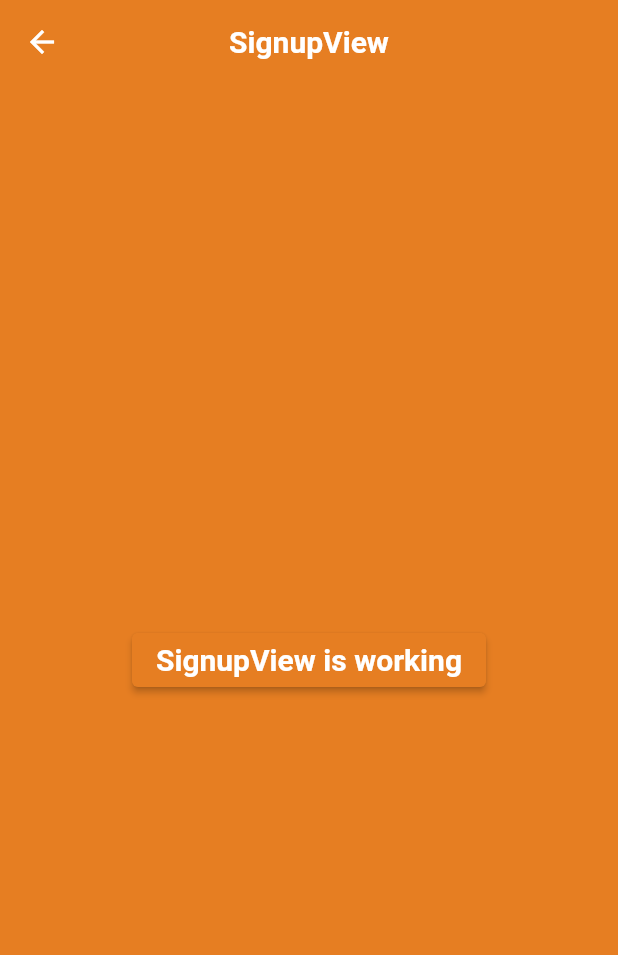
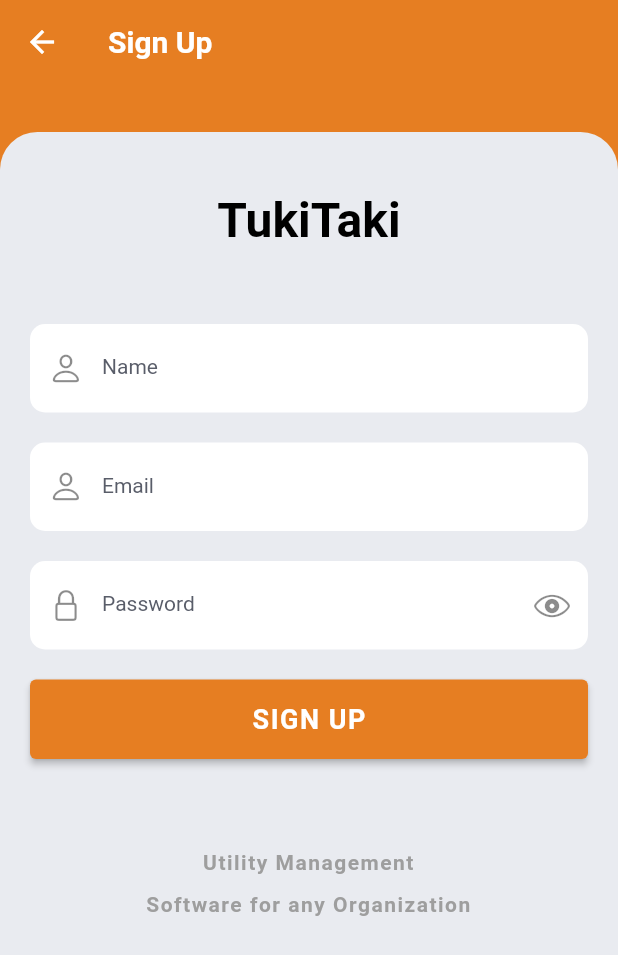
Before and after one commit to devnizamuddin/tukitaki_flutter, a Flutter app: the SignupView screen opened by its route, on a phone screen of 412 x 824 dp. Shown: the top 955 px of the screen. Run offline on Flutter 3.47's test engine with Material 2 defaults, Android fonts, the phone set to English and light mode, and no system bars; our stand-ins replace cloud_firestore, dio, firebase_auth, firebase_core, flutter_easyloading, get and 2 more; accounts and stored records are empty.

Commit message:
signup successful

```diff
--- a/lib/app/modules/signup/controllers/signup_controller.dart
+++ b/lib/app/modules/signup/controllers/signup_controller.dart
@@ -1,21 +1,118 @@
+import 'package:firebase_auth/firebase_auth.dart';
+import 'package:flutter/material.dart';
+import 'package:flutter_easyloading/flutter_easyloading.dart';
 import 'package:get/get.dart';
+import 'package:get_storage/get_storage.dart';
+import '../../../config/app_getstorages.dart';
+import '../../../config/firestore_ref.dart';
+import '../../../routes/app_pages.dart';
+import '../../../utils/helper.dart';
 import '../../../utils/snackbar.dart';
+import '../../home/views/home_view.dart';
+import '../models/user.dart';
 
 class SignupController extends GetxController {
-  // @override
-  // void onInit() {
-  //   super.onInit();
-  // }
+  final GlobalKey<FormState> formKey = GlobalKey();
+  late TextEditingController nameController;
+  late TextEditingController emailController;
+  late TextEditingController passwordController;
 
-  // @override
-  // void onReady() {
-  //   super.onReady();
-  // }
+  late FocusNode nameFnode;
+  late FocusNode emailFnode;
+  late FocusNode passFnode;
 
-  showtoast() {
-    successSnack('successful');
+  RxBool obscurePassField = true.obs;
+  final _box = GetStorage();
+  final FirebaseAuth _auth = FirebaseAuth.instance;
+
+  Future<void> login() async {
+    nameFnode.unfocus();
+    emailFnode.unfocus();
+    passFnode.unfocus();
+    if (formKey.currentState!.validate()) {
+      EasyLoading.show();
+      try {
+        UserCredential userCredential = await _auth.createUserWithEmailAndPassword(
+          email: emailController.text,
+          password: passwordController.text.trim(),
+        );
+        EasyLoading.dismiss();
+        String? current = userCredential.user?.email;
+        helloSnack('Login', current ?? 'Successful');
+        await addUserToFireStore(userCredential.user!.uid);
+        Get.offAllNamed(Routes.HOME);
+      } on FirebaseAuthException catch (e) {
+        EasyLoading.dismiss();
+        if (e.code == 'user-not-found') {
+          debugPrint('No user found for that email.');
+          errorSnack('No user found for that email.');
+        } else if (e.code == 'wrong-password') {
+          debugPrint('Wrong password provided for that user.');
+          errorSnack('Wrong password provided for that user.');
+        }
+      } catch (e) {
+        EasyLoading.dismiss();
+        debugPrint(e.toString());
+      }
+    }
+  }
+
+  Future<void> addUserToFireStore(String uid) async {
+    return FirestoreCollection.user
+        .doc(uid)
+        .set(
+          UserModel(
+            id: uid,
+            email: emailController.text,
+            name: nameController.text,
+            password: passwordController.text,
+          ).toMap(),
+        )
+        .then((_) => helloSnack('Success', 'Successfully registerd!'))
+        .catchError((error) => helloSnack('Error', '$error!'));
+  }
+
+  Future<void> onObscureTap() async {
+    obscurePassField.value = !obscurePassField.value;
+  }
+
+  Future<void> saveLoginInfo() async {
+    _box.write(AppGetStorages.KEY_EMAIL, emailController.text);
+    _box.write(AppGetStorages.KEY_PASSWORD, passwordController.text);
+  }
+
+  goToSignUpPage() {
+    Get.toNamed(Routes.SIGNUP);
+  }
+
+  requestPermission() async {
+    // if (GetPlatform.isAndroid && !await Permission.phone.request().isGranted) {
+    //   await errorSnack('You have to accept permission to run the app properly');
+    // }
   }
 
   @override
-  void onClose() {}
+  void onInit() async {
+    nameFnode = FocusNode();
+    emailFnode = FocusNode();
+    passFnode = FocusNode();
+    nameController = TextEditingController();
+    emailController = TextEditingController();
+    passwordController = TextEditingController();
+    super.onInit();
+  }
+
+  @override
+  void onClose() {
+    //text editing controller
+    nameController.dispose();
+    emailController.dispose();
+    passwordController.dispose();
+    //focus node
+    nameFnode.dispose();
+    emailFnode.dispose();
+    passFnode.dispose();
+    loaderDismiss();
+    super.onClose();
+  }
 }
--- /dev/null
+++ b/lib/app/modules/signup/models/user.dart
@@ -0,0 +1,67 @@
+import 'dart:convert';
+
+class UserModel {
+  String id;
+  String name;
+  String email;
+  String password;
+  UserModel({
+    required this.id,
+    required this.name,
+    required this.email,
+    required this.password,
+  });
+
+  UserModel copyWith({
+    String? id,
+    String? name,
+    String? email,
+    String? password,
+  }) {
+    return UserModel(
+      id: id ?? this.id,
+      name: name ?? this.name,
+      email: email ?? this.email,
+      password: password ?? this.password,
+    );
+  }
+
+  Map<String, dynamic> toMap() {
+    return {
+      'id': id,
+      'name': name,
+      'email': email,
+      'password': password,
+    };
+  }
+
+  factory UserModel.fromMap(Map<String, dynamic> map) {
+    return UserModel(
+      id: map['id'] ?? '',
+      name: map['name'] ?? '',
+      email: map['email'] ?? '',
+      password: map['password'] ?? '',
+    );
+  }
+
+  String toJson() => json.encode(toMap());
+
+  factory UserModel.fromJson(String source) => UserModel.fromMap(json.decode(source));
+
+  @override
+  String toString() {
+    return 'UserModel(id: $id, name: $name, email: $email, password: $password)';
+  }
+
+  @override
+  bool operator ==(Object other) {
+    if (identical(this, other)) return true;
+
+    return other is UserModel && other.id == id && other.name == name && other.email == email && other.password == password;
+  }
+
+  @override
+  int get hashCode {
+    return id.hashCode ^ name.hashCode ^ email.hashCode ^ password.hashCode;
+  }
+}
--- a/lib/app/modules/signup/views/signup_view.dart
+++ b/lib/app/modules/signup/views/signup_view.dart
@@ -1,7 +1,11 @@
+import 'package:flutter/cupertino.dart';
 import 'package:flutter/material.dart';
 
 import 'package:get/get.dart';
 
+import '../../../config/app_themes.dart';
+import '../../../utils/button.dart';
+import '../../../utils/text_view.dart';
 import '../controllers/signup_controller.dart';
 
 class SignupView extends GetView<SignupController> {
@@ -10,19 +14,94 @@ class SignupView extends GetView<SignupController> {
   @override
   Widget build(BuildContext context) {
     return Scaffold(
-      appBar: AppBar(
-        title: Text('SignupView'),
-        centerTitle: true,
-      ),
-      body: Center(
-        child: ElevatedButton(
-          onPressed: () {
-            controller.showtoast();
-          },
-          child: Text(
-            'SignupView is working',
-            style: TextStyle(fontSize: 20),
-          ),
+      appBar: AppBar(title: const Text('Sign Up')),
+      body: Container(
+        margin: const EdgeInsets.only(top: 32),
+        width: double.infinity,
+        decoration: const BoxDecoration(
+          color: AppThemes.bgColor,
+          borderRadius: BorderRadius.only(topLeft: Radius.circular(25), topRight: Radius.circular(25)),
+        ),
+        child: ListView(
+          padding: const EdgeInsets.all(20),
+          children: [
+            const SizedBox(height: 20),
+            BigTitleText('TukiTaki'),
+            const SizedBox(height: 50),
+            Form(
+              key: controller.formKey,
+              child: Column(
+                crossAxisAlignment: CrossAxisAlignment.stretch,
+                children: [
+                  TextFormField(
+                    focusNode: controller.nameFnode,
+                    keyboardType: TextInputType.name,
+                    controller: controller.nameController,
+                    decoration: const InputDecoration(
+                      prefixIcon: Icon(CupertinoIcons.person),
+                      labelText: 'Name',
+                    ),
+                    validator: (value) {
+                      if (value!.isEmpty) {
+                        return 'Enter Your Name';
+                      } else {
+                        return null;
+                      }
+                    },
+                  ),
+                  const SizedBox(height: 20),
+                  TextFormField(
+                    focusNode: controller.emailFnode,
+                    keyboardType: TextInputType.name,
+                    controller: controller.emailController,
+                    decoration: const InputDecoration(
+                      prefixIcon: Icon(CupertinoIcons.person),
+                      labelText: 'Email',
+                    ),
+                    validator: (value) {
+                      if (value!.isEmpty) {
+                        return 'Enter user email';
+                      } else {
+                        return null;
+                      }
+                    },
+                  ),
+                  const SizedBox(height: 20),
+                  Obx(
+                    () => TextFormField(
+                      focusNode: controller.passFnode,
+                      keyboardType: TextInputType.visiblePassword,
+                      obscureText: controller.obscurePassField.value,
+                      controller: controller.passwordController,
+                      decoration: InputDecoration(
+                        prefixIcon: const Icon(CupertinoIcons.lock),
+                        labelText: 'Password',
+                        suffixIcon: IconButton(onPressed: controller.onObscureTap, icon: Icon(controller.obscurePassField.value ? CupertinoIcons.eye : CupertinoIcons.eye_slash)),
+                      ),
+                      validator: (value) {
+                        if (value!.isEmpty) {
+                          return 'Enter password';
+                        } else {
+                          return null;
+                        }
+                      },
+                    ),
+                  ),
+                  const SizedBox(height: 20),
+                  PrimaryButton(onPressed: controller.login, text: 'SIGN UP'),
+                  const SizedBox(height: 32),
+                  const Padding(
+                    padding: EdgeInsets.all(20.0),
+                    child: Text(
+                      'Utility Management\nSoftware for any Organization',
+                      style: TextStyle(letterSpacing: 1, height: 2, fontWeight: FontWeight.bold, color: Colors.grey),
+                      textAlign: TextAlign.center,
+                    ),
+                  ),
+                ],
+              ),
+            ),
+          ],
         ),
       ),
     );
```
Also changed, not shown: lib/app/modules/login/controllers/login_controller.dart (+1 -19 lines).
